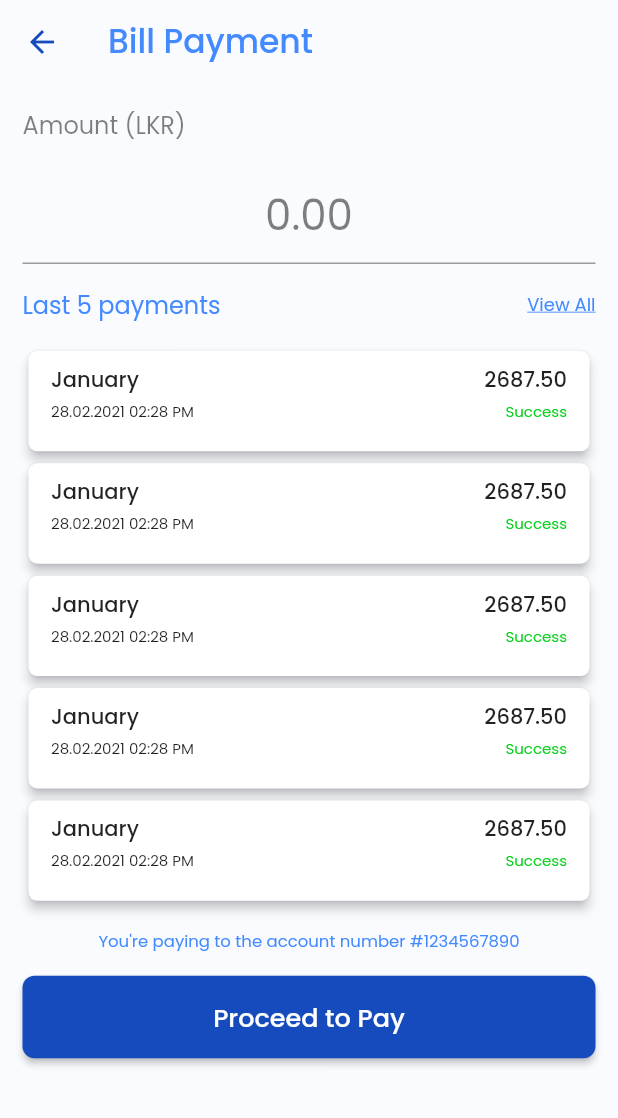
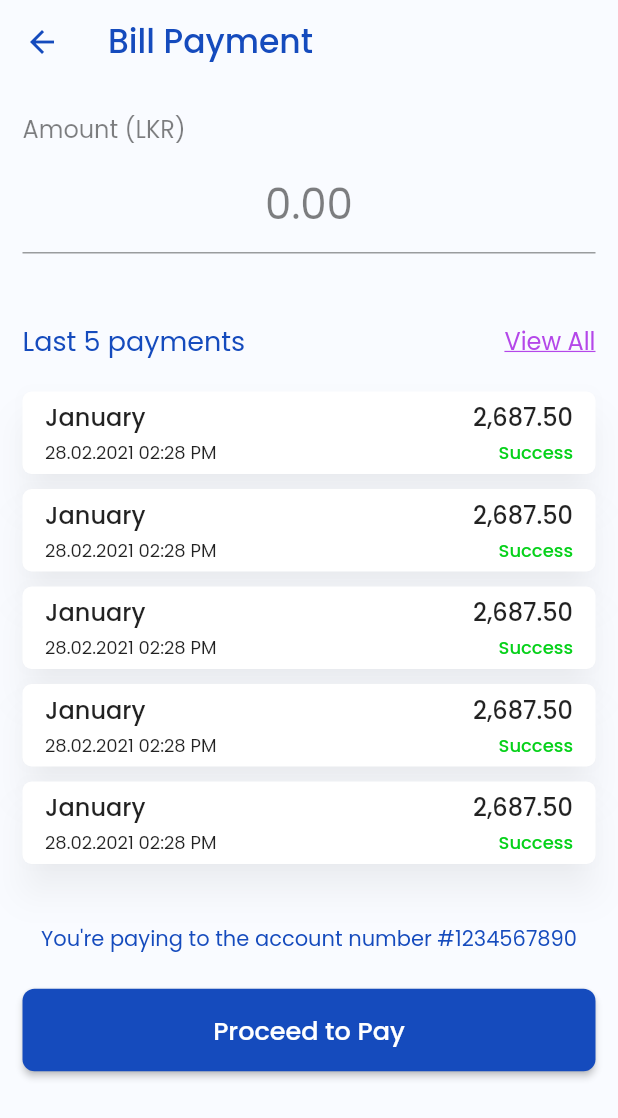
Before and after one commit to madusha98/amr_mobile, a Flutter app: the BillPayment screen opened directly, on a phone screen of 412 x 824 dp. Shown: the top 1118 px of the screen. Run offline on Flutter 3.47's test engine with Material 2 defaults, Android fonts, the phone set to English and light mode, and no system bars; drawn by our look-alikes of touchable_opacity; our stand-ins replace camera, currency_text_input_formatter, device_info, firebase_analytics, firebase_messaging, flutter_spinkit and 7 more; missing offline and left inert: amplify_auth_cognito, amplify_flutter, tflite; accounts and stored records are empty.

Commit message:
Payment UI Fixes

```diff
--- a/lib/main.dart
+++ b/lib/main.dart
@@ -45,7 +45,7 @@ class MyApp extends StatelessWidget {
       debugShowCheckedModeBanner: false,
       enableLog: true,
       logWriterCallback: Logger.write,
-      initialRoute: Routes.SPLASH,
+      initialRoute: Routes.HOME,
       // home: Nav(),
       getPages: Pages.routes,
       navigatorObservers: [
--- a/lib/view/home/billPaymentView.dart
+++ b/lib/view/home/billPaymentView.dart
@@ -25,21 +25,20 @@ class BillPayment extends GetView<BillPaymentController> {
               'Bill Payment',
               style: TextStyle(
                   fontSize: 22,
-                  color: Colors.blueAccent,
+                  color: Get.theme.primaryColor,
                   fontWeight: FontWeight.w600),
             ),
           ),
           backgroundColor: BACKGROUND_COLOR,
           body: SingleChildScrollView(
-            child: Padding(
-              padding: const EdgeInsets.only(left: PADDING, right: PADDING),
             child: Column(
               mainAxisAlignment: MainAxisAlignment.center,
               children: [
                 Align(
                   alignment: Alignment.centerLeft,
                   child: Padding(
-                      padding: const EdgeInsets.only(top: PADDING),
+                    padding: const EdgeInsets.only(
+                        left: PADDING, top: PADDING * 1.2, right: PADDING),
                     child: Text(
                       'Amount (LKR)',
                       style: TextStyle(
@@ -50,7 +49,8 @@ class BillPayment extends GetView<BillPaymentController> {
                   ),
                 ),
                 Padding(
-                    padding: const EdgeInsets.only(top: PADDING),
+                  padding: const EdgeInsets.only(
+                      left: PADDING, top: 5.0, right: PADDING),
                   child: TextField(
                     textAlign: TextAlign.center,
                     style: TextStyle(fontSize: 28.0, color: Colors.black),
@@ -82,25 +82,25 @@ class BillPayment extends GetView<BillPaymentController> {
                   children: [
                     Padding(
                       padding: const EdgeInsets.only(
-                            top: PADDING, bottom: PADDING),
+                          left: PADDING, top: PADDING * 3, bottom: PADDING),
                       child: Text(
                         'Last 5 payments',
                         style: TextStyle(
-                            color: Colors.blueAccent,
-                            fontSize: 16,
+                          color: Get.theme.primaryColor,
+                          fontSize: 18,
                         ),
                       ),
                     ),
                     Padding(
                       padding: const EdgeInsets.only(
-                            top: PADDING, bottom: PADDING),
+                          top: PADDING * 3, right: PADDING, bottom: PADDING),
                       child: TouchableOpacity(
                         onTap: () {},
                         child: Text(
                           'View All',
                           style: TextStyle(
-                              color: Colors.blueAccent,
-                              fontSize: 12,
+                            color: Get.theme.accentColor,
+                            fontSize: 16,
                             decoration: TextDecoration.underline,
                           ),
                         ),
@@ -108,37 +108,41 @@ class BillPayment extends GetView<BillPaymentController> {
                     ),
                   ],
                 ),
+                Column(mainAxisAlignment: MainAxisAlignment.center, children: [
                   Container(
-                    width: double.infinity,
-                    height: Get.height / 2.2,
+                    height: Get.height / 2.5,
+                    //color: Colors.yellow,
                     child: ListView.builder(
                       itemCount: 5,
                       itemBuilder: (context, index) => Container(
-                        height: Get.height / 11,
+                        height: 65,
                         child: Card(
+                          margin: EdgeInsets.symmetric(
+                              vertical: 5, horizontal: 15.0),
                           child: Column(
+                            mainAxisAlignment: MainAxisAlignment.center,
                             children: [
                               Row(
                                 mainAxisAlignment:
                                     MainAxisAlignment.spaceBetween,
                                 children: [
                                   Padding(
-                                    padding: const EdgeInsets.only(
-                                        top: 9, left: PADDING),
+                                    padding:
+                                        const EdgeInsets.only(left: PADDING),
                                     child: Text(
                                       'January',
                                       style: TextStyle(
-                                          fontSize: 14,
+                                          fontSize: 16,
                                           fontWeight: FontWeight.w500),
                                     ),
                                   ),
                                   Padding(
-                                    padding: const EdgeInsets.only(
-                                        top: 9, right: PADDING),
+                                    padding:
+                                        const EdgeInsets.only(right: PADDING),
                                     child: Text(
-                                      '2687.50',
+                                      '2,687.50',
                                       style: TextStyle(
-                                        fontSize: 14,
+                                        fontSize: 16,
                                         fontWeight: FontWeight.w600,
                                       ),
                                     ),
@@ -155,7 +159,7 @@ class BillPayment extends GetView<BillPaymentController> {
                                     child: Text(
                                       '28.02.2021 02:28 PM',
                                       style: TextStyle(
-                                        fontSize: 10,
+                                        fontSize: 12,
                                       ),
                                     ),
                                   ),
@@ -166,8 +170,8 @@ class BillPayment extends GetView<BillPaymentController> {
                                       'Success',
                                       style: TextStyle(
                                           color: Color.fromRGBO(6, 209, 26, 1),
-                                        fontSize: 10,
-                                      ),
+                                          fontSize: 12,
+                                          fontWeight: FontWeight.w500),
                                     ),
                                   ),
                                 ],
@@ -177,7 +181,8 @@ class BillPayment extends GetView<BillPaymentController> {
                           shape: RoundedRectangleBorder(
                             borderRadius: BorderRadius.circular(6),
                           ),
-                          elevation: 3,
+                          elevation: 10,
+                          shadowColor: Colors.black.withOpacity(0.26),
                         ),
                       ),
                     ),
@@ -185,18 +190,21 @@ class BillPayment extends GetView<BillPaymentController> {
                   Align(
                     alignment: Alignment.center,
                     child: Padding(
-                      padding: const EdgeInsets.only(top: PADDING),
+                      padding: const EdgeInsets.only(
+                          left: PADDING, top: PADDING * 2, right: PADDING),
                       child: Text(
                         'You\'re paying to the account number #1234567890',
                         style: TextStyle(
-                          fontSize: 11,
-                          color: Colors.blueAccent,
+                          fontSize: 14,
+                          color: Get.theme.primaryColor,
                         ),
+                        textAlign: TextAlign.center,
                       ),
                     ),
                   ),
                   Padding(
-                    padding: const EdgeInsets.only(top: PADDING),
+                    padding: const EdgeInsets.only(
+                        left: PADDING, top: PADDING * 1.5, right: PADDING),
                     child: Container(
                       height: 55,
                       width: double.infinity,
@@ -224,8 +232,8 @@ class BillPayment extends GetView<BillPaymentController> {
                       ),
                     ),
                   ),
+                ]),
               ],
-              ),
             ),
           ),
         ),
```
Also changed, not shown: lib/view/scanBillPayView.dart (+42 -31 lines). Lines whose indentation alone changed are shown as unchanged.
